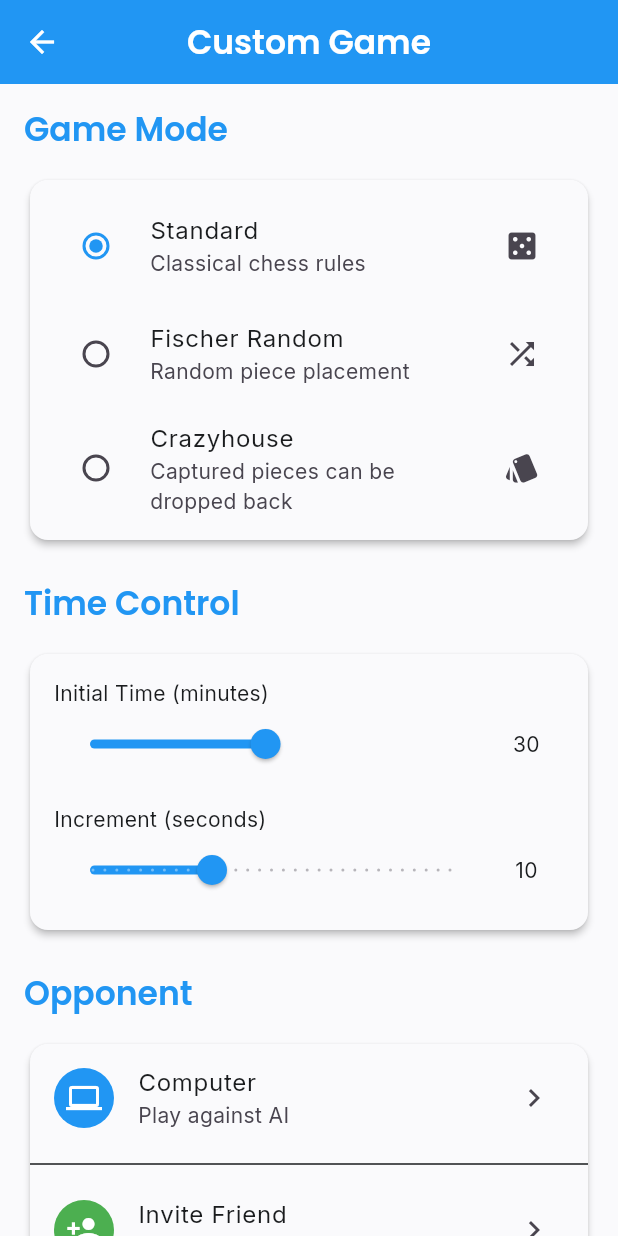
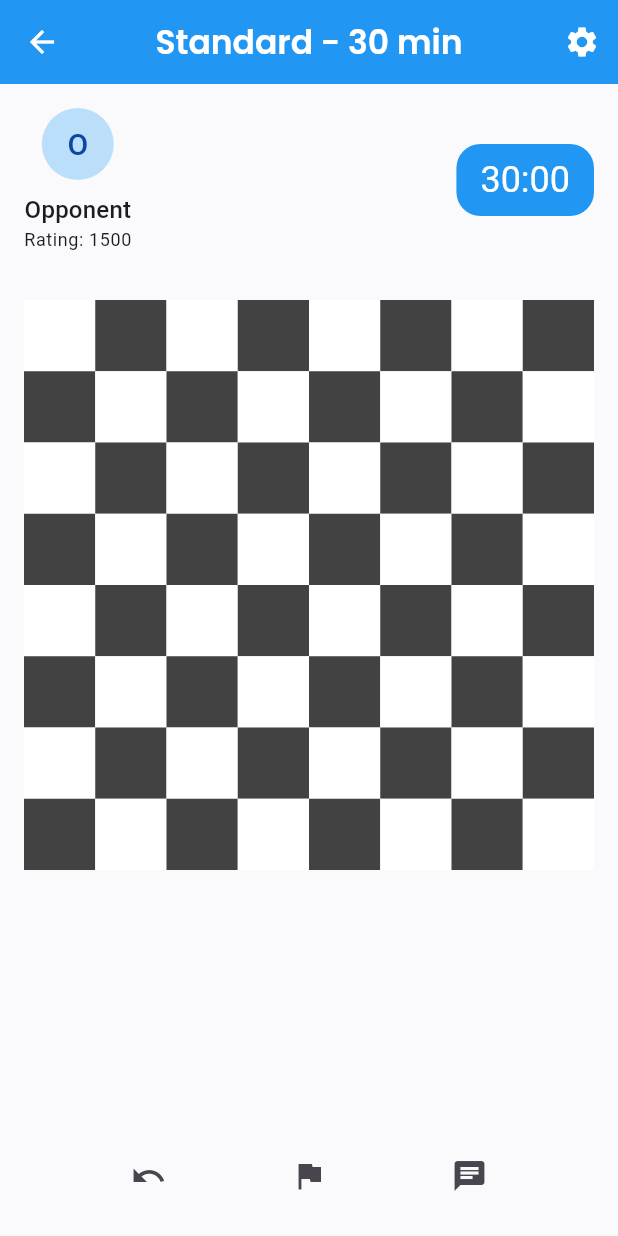
Before and after one commit to Yvonne-Wanja-1/chess2, a Flutter app: the CustomGameScreen screen opened by its route, after a tap on "Computer", on a phone screen of 412 x 824 dp. Run offline on Flutter 3.47's test engine with Material 3 defaults, Android fonts, the phone set to English and light mode, and no system bars; our stand-ins replace curved_navigation_bar, flutter_svg, google_fonts; missing offline and left inert: chess.

Commit message:
made changes

```diff
--- a/lib/features/screens/custom_game_screen.dart
+++ b/lib/features/screens/custom_game_screen.dart
@@ -1,7 +1,18 @@
 import 'package:flutter/material.dart';
+import './game_screen.dart';
 
-class CustomGameScreen extends StatelessWidget {
+class CustomGameScreen extends StatefulWidget {
   const CustomGameScreen({super.key});
+
+  @override
+  State<CustomGameScreen> createState() => _CustomGameScreenState();
+}
+
+class _CustomGameScreenState extends State<CustomGameScreen> {
+  String _selectedMode = 'Standard';
+  double _initialTime = 30;
+  double _increment = 10;
+  String _selectedOpponent = '';
 
   @override
   Widget build(BuildContext context) {
@@ -20,7 +31,15 @@ class CustomGameScreen extends StatelessWidget {
             const SizedBox(height: 32),
             ElevatedButton(
               onPressed: () {
-                // TODO: Start custom game
+                if (_selectedOpponent.isEmpty) {
+                  ScaffoldMessenger.of(context).showSnackBar(
+                    const SnackBar(
+                      content: Text('Please select an opponent type'),
+                    ),
+                  );
+                  return;
+                }
+                _startGame(context, _selectedOpponent);
               },
               child: const Padding(
                 padding: EdgeInsets.all(16.0),
@@ -49,24 +68,36 @@ class CustomGameScreen extends StatelessWidget {
                   'Standard',
                   'Classical chess rules',
                   Icons.casino,
-                  true,
-                  (val) {},
+                  _selectedMode == 'Standard',
+                  (val) {
+                    setState(() {
+                      _selectedMode = 'Standard';
+                    });
+                  },
                 ),
                 _buildRadioTile(
                   context,
                   'Fischer Random',
                   'Random piece placement',
                   Icons.shuffle,
-                  false,
-                  (val) {},
+                  _selectedMode == 'Fischer Random',
+                  (val) {
+                    setState(() {
+                      _selectedMode = 'Fischer Random';
+                    });
+                  },
                 ),
                 _buildRadioTile(
                   context,
                   'Crazyhouse',
                   'Captured pieces can be dropped back',
                   Icons.style,
-                  false,
-                  (val) {},
+                  _selectedMode == 'Crazyhouse',
+                  (val) {
+                    setState(() {
+                      _selectedMode = 'Crazyhouse';
+                    });
+                  },
                 ),
               ],
             ),
@@ -90,19 +121,27 @@ class CustomGameScreen extends StatelessWidget {
                 _buildSliderWithLabel(
                   context,
                   'Initial Time (minutes)',
-                  30,
+                  _initialTime,
                   1,
                   60,
-                  (value) {},
+                  (value) {
+                    setState(() {
+                      _initialTime = value;
+                    });
+                  },
                 ),
                 const SizedBox(height: 16),
                 _buildSliderWithLabel(
                   context,
                   'Increment (seconds)',
-                  10,
+                  _increment,
                   0,
                   30,
-                  (value) {},
+                  (value) {
+                    setState(() {
+                      _increment = value;
+                    });
+                  },
                 ),
               ],
             ),
@@ -129,7 +168,13 @@ class CustomGameScreen extends StatelessWidget {
                 title: const Text('Computer'),
                 subtitle: const Text('Play against AI'),
                 trailing: const Icon(Icons.chevron_right),
-                onTap: () {},
+                onTap: () {
+                  setState(() {
+                    _selectedOpponent = 'computer';
+                  });
+                  _startGame(context, 'Computer');
+                },
+                selected: _selectedOpponent == 'computer',
               ),
               const Divider(),
               ListTile(
@@ -140,7 +185,13 @@ class CustomGameScreen extends StatelessWidget {
                 title: const Text('Invite Friend'),
                 subtitle: const Text('Play with a friend'),
                 trailing: const Icon(Icons.chevron_right),
-                onTap: () {},
+                onTap: () {
+                  setState(() {
+                    _selectedOpponent = 'friend';
+                  });
+                  _showInviteFriendDialog(context);
+                },
+                selected: _selectedOpponent == 'friend',
               ),
               const Divider(),
               ListTile(
@@ -151,7 +202,13 @@ class CustomGameScreen extends StatelessWidget {
                 title: const Text('Open Challenge'),
                 subtitle: const Text('Anyone can join'),
                 trailing: const Icon(Icons.chevron_right),
-                onTap: () {},
+                onTap: () {
+                  setState(() {
+                    _selectedOpponent = 'open';
+                  });
+                  _startGame(context, 'Open Challenge');
+                },
+                selected: _selectedOpponent == 'open',
               ),
             ],
           ),
@@ -175,6 +232,60 @@ class CustomGameScreen extends StatelessWidget {
       value: true,
       groupValue: selected,
       onChanged: onChanged,
+    );
+  }
+
+  void _showInviteFriendDialog(BuildContext context) {
+    showDialog(
+      context: context,
+      builder: (context) => AlertDialog(
+        title: const Text('Invite Friend'),
+        content: Column(
+          mainAxisSize: MainAxisSize.min,
+          children: [
+            TextField(
+              decoration: const InputDecoration(
+                labelText: 'Friend\'s Username',
+                hintText: 'Enter username',
+              ),
+            ),
+            const SizedBox(height: 16),
+            Text(
+              'Game Settings',
+              style: Theme.of(context).textTheme.titleMedium,
+            ),
+            Text(
+              'Mode: $_selectedMode\nTime: ${_initialTime.toInt()} min + ${_increment.toInt()} sec',
+              textAlign: TextAlign.center,
+            ),
+          ],
+        ),
+        actions: [
+          TextButton(
+            onPressed: () => Navigator.pop(context),
+            child: const Text('Cancel'),
+          ),
+          ElevatedButton(
+            onPressed: () {
+              Navigator.pop(context);
+              _startGame(context, 'Friend');
+            },
+            child: const Text('Send Invite'),
+          ),
+        ],
+      ),
+    );
+  }
+
+  void _startGame(BuildContext context, String opponentType) {
+    Navigator.push(
+      context,
+      MaterialPageRoute(
+        builder: (context) => GameScreen(
+          gameMode: _selectedMode,
+          timeControl: _initialTime.toInt(),
+        ),
+      ),
     );
   }
 
--- /dev/null
+++ b/lib/features/screens/game_screen.dart
@@ -0,0 +1,247 @@
+import 'package:flutter/material.dart';
+
+class GameScreen extends StatefulWidget {
+  final String gameMode;
+  final int timeControl;
+
+  const GameScreen({
+    super.key,
+    required this.gameMode,
+    required this.timeControl,
+  });
+
+  @override
+  State<GameScreen> createState() => _GameScreenState();
+}
+
+class _GameScreenState extends State<GameScreen> {
+  @override
+  Widget build(BuildContext context) {
+    return Scaffold(
+      appBar: AppBar(
+        title: Text('${widget.gameMode} - ${widget.timeControl} min'),
+        actions: [
+          IconButton(
+            icon: const Icon(Icons.settings),
+            onPressed: () {
+              // Show game settings
+              showDialog(
+                context: context,
+                builder: (context) => _buildSettingsDialog(context),
+              );
+            },
+          ),
+        ],
+      ),
+      body: Column(
+        children: [
+          _buildGameInfo(context),
+          Expanded(child: _buildChessBoard(context)),
+          _buildGameControls(context),
+        ],
+      ),
+    );
+  }
+
+  Widget _buildGameInfo(BuildContext context) {
+    return Container(
+      padding: const EdgeInsets.all(16),
+      child: Row(
+        mainAxisAlignment: MainAxisAlignment.spaceBetween,
+        children: [
+          _buildPlayerInfo(context, 'Opponent', '1500', true),
+          _buildTimer(context, widget.timeControl * 60),
+        ],
+      ),
+    );
+  }
+
+  Widget _buildPlayerInfo(
+    BuildContext context,
+    String name,
+    String rating,
+    bool isOpponent,
+  ) {
+    return Column(
+      children: [
+        CircleAvatar(
+          radius: 24,
+          child: Text(name[0], style: const TextStyle(fontSize: 20)),
+        ),
+        const SizedBox(height: 8),
+        Text(name, style: Theme.of(context).textTheme.titleMedium),
+        Text('Rating: $rating', style: Theme.of(context).textTheme.bodySmall),
+      ],
+    );
+  }
+
+  Widget _buildTimer(BuildContext context, int seconds) {
+    final minutes = seconds ~/ 60;
+    final remainingSeconds = seconds % 60;
+    return Container(
+      padding: const EdgeInsets.symmetric(horizontal: 16, vertical: 8),
+      decoration: BoxDecoration(
+        color: Theme.of(context).colorScheme.primary,
+        borderRadius: BorderRadius.circular(16),
+      ),
+      child: Text(
+        '$minutes:${remainingSeconds.toString().padLeft(2, '0')}',
+        style: Theme.of(context).textTheme.headlineSmall?.copyWith(
+          color: Theme.of(context).colorScheme.onPrimary,
+        ),
+      ),
+    );
+  }
+
+  Widget _buildChessBoard(BuildContext context) {
+    // Placeholder for the chess board
+    return GridView.builder(
+      padding: const EdgeInsets.all(16),
+      gridDelegate: const SliverGridDelegateWithFixedCrossAxisCount(
+        crossAxisCount: 8,
+      ),
+      itemCount: 64,
+      itemBuilder: (context, index) {
+        final isWhite = ((index ~/ 8) + index) % 2 == 0;
+        return Container(color: isWhite ? Colors.white : Colors.grey[800]);
+      },
+    );
+  }
+
+  Widget _buildGameControls(BuildContext context) {
+    return Container(
+      padding: const EdgeInsets.all(16),
+      child: Row(
+        mainAxisAlignment: MainAxisAlignment.spaceEvenly,
+        children: [
+          IconButton(
+            icon: const Icon(Icons.undo),
+            onPressed: () {
+              // Undo last move
+            },
+          ),
+          IconButton(
+            icon: const Icon(Icons.flag),
+            onPressed: () {
+              // Offer draw or resign
+              _showGameOptionsDialog(context);
+            },
+          ),
+          IconButton(
+            icon: const Icon(Icons.chat),
+            onPressed: () {
+              // Open chat
+              _showChatDialog(context);
+            },
+          ),
+        ],
+      ),
+    );
+  }
+
+  Future<void> _showGameOptionsDialog(BuildContext context) {
+    return showDialog(
+      context: context,
+      builder: (context) => AlertDialog(
+        title: const Text('Game Options'),
+        content: Column(
+          mainAxisSize: MainAxisSize.min,
+          children: [
+            ListTile(
+              leading: const Icon(Icons.handshake),
+              title: const Text('Offer Draw'),
+              onTap: () {
+                Navigator.pop(context);
+                // Implement draw offer
+              },
+            ),
+            ListTile(
+              leading: const Icon(Icons.flag),
+              title: const Text('Resign'),
+              onTap: () {
+                Navigator.pop(context);
+                // Implement resignation
+              },
+            ),
+          ],
+        ),
+      ),
+    );
+  }
+
+  Future<void> _showChatDialog(BuildContext context) {
+    return showDialog(
+      context: context,
+      builder: (context) => AlertDialog(
+        title: const Text('Chat'),
+        content: SizedBox(
+          width: double.maxFinite,
+          child: Column(
+            mainAxisSize: MainAxisSize.min,
+            children: [
+              Flexible(
+                child: ListView(
+                  shrinkWrap: true,
+                  children: const [Text('Good game!'), Text('Thanks!')],
+                ),
+              ),
+              TextField(
+                decoration: const InputDecoration(
+                  hintText: 'Type a message...',
+                ),
+                onSubmitted: (value) {
+                  // Implement chat
+                  Navigator.pop(context);
+                },
+              ),
+            ],
+          ),
+        ),
+        actions: [
+          TextButton(
+            onPressed: () => Navigator.pop(context),
+            child: const Text('Close'),
+          ),
+        ],
+      ),
+    );
+  }
+
+  Widget _buildSettingsDialog(BuildContext context) {
+    return AlertDialog(
+      title: const Text('Game Settings'),
+      content: Column(
+        mainAxisSize: MainAxisSize.min,
+        children: [
+          SwitchListTile(
+            title: const Text('Sound Effects'),
+            value: true,
+            onChanged: (value) {
+              // Implement sound settings
+            },
+          ),
+          SwitchListTile(
+            title: const Text('Move Hints'),
+            value: false,
+            onChanged: (value) {
+              // Implement hints settings
+            },
+          ),
+          SwitchListTile(
+            title: const Text('Coordinates'),
+            value: true,
+            onChanged: (value) {
+              // Implement coordinates settings
+            },
+          ),
+        ],
+      ),
+      actions: [
+        TextButton(
+          onPressed: () => Navigator.pop(context),
+          child: const Text('Close'),
+        ),
+      ],
+    );
+  }
+}
```
Also changed, not shown: lib/features/screens/quick_play_screen.dart (+24 -3 lines).
